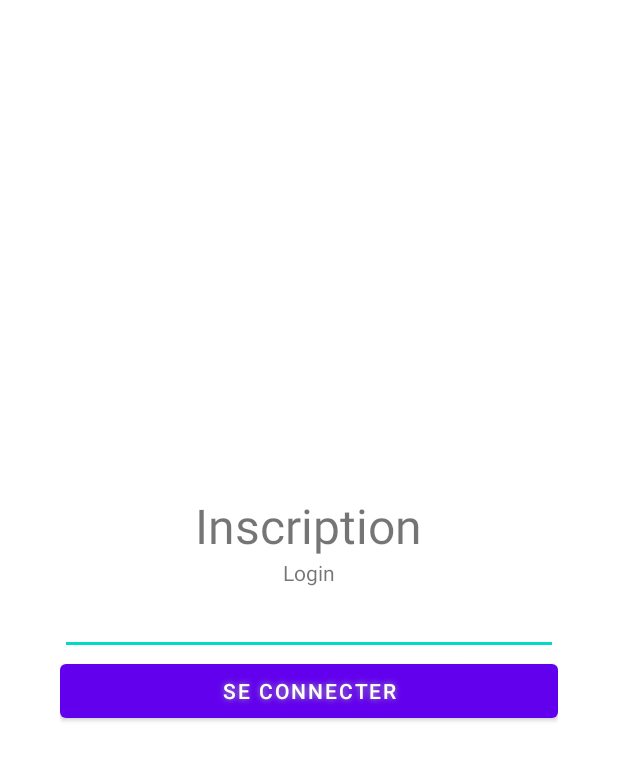
After one commit to JeanPacomeDelmas/SIG_client_android, an Android app: the layout login.xml on its own in the app's theme, with its tools: preview values and no code run, on a phone screen of 412 x 824 dp. The commit adds this screen. Shown: the top 761 px of the screen. Run offline under Robolectric (Android 15) with nearby library versions, the phone set to English and light mode, and no system bars.

Commit message:
Quelques corrections 2

```diff
--- a/Barcode-Reader-master/barcode-reader/src/main/AndroidManifest.xml
+++ b/Barcode-Reader-master/barcode-reader/src/main/AndroidManifest.xml
@@ -7,7 +7,7 @@
     <uses-feature android:name="android.hardware.camera" />
 
     <application>
-        <activity android:name=".BarcodeReaderActivity"></activity>
+        <activity android:name=".BarcodeReaderActivity" />
     </application>
 
 </manifest>
--- /dev/null
+++ b/app/src/main/res/layout/login.xml
@@ -0,0 +1,54 @@
+<?xml version="1.0" encoding="utf-8"?>
+<androidx.constraintlayout.widget.ConstraintLayout xmlns:android="http://schemas.android.com/apk/res/android"
+    xmlns:tools="http://schemas.android.com/tools"
+    android:layout_width="match_parent"
+    android:layout_height="match_parent"
+    xmlns:app="http://schemas.android.com/apk/res-auto">
+
+    <LinearLayout
+        android:layout_width="match_parent"
+        android:layout_height="match_parent"
+        android:orientation="vertical"
+        android:gravity="center"
+        android:paddingHorizontal="40dp">
+
+        <TextView
+            android:layout_width="wrap_content"
+            android:layout_height="wrap_content"
+            android:layout_gravity="center"
+            android:textSize="32sp"
+            android:text="Inscription" />
+
+        <TextView
+            android:layout_width="wrap_content"
+            android:layout_height="wrap_content"
+            android:text="Login" />
+
+        <EditText
+            android:id="@+id/login"
+            android:inputType="textEmailAddress"
+            android:layout_width="match_parent"
+            android:layout_height="wrap_content" />
+
+        <LinearLayout
+            android:id="@+id/linearLayoutPrenom"
+            android:layout_width="match_parent"
+            android:layout_height="wrap_content"
+            android:orientation="vertical"
+            android:gravity="center">
+
+            <Button
+                android:id="@+id/send_request"
+                android:layout_width="match_parent"
+                android:layout_height="wrap_content"
+                android:text="Se connecter"
+                android:onClick="buttonSeConnecter"
+                android:textColor="#FFFFFF"
+                android:shadowColor="#A8A8A8"
+                android:shadowDx="0"
+                android:shadowDy="0"
+                android:shadowRadius="5"
+                android:layout_marginBottom="10dp"/>
+        </LinearLayout>
+    </LinearLayout>
+</androidx.constraintlayout.widget.ConstraintLayout>
--- a/app/src/main/res/values/strings.xml
+++ b/app/src/main/res/values/strings.xml
@@ -2,4 +2,5 @@
     <string name="app_name">SIG_CLIENT</string>
     <string name="navigation_photo">Photo</string>
     <string name="addqrcode">Ajouter un QR code</string>
+    <string name="title_login_activity">Login</string>
 </resources>
```
Also changed, not shown: app/src/main/AndroidManifest.xml (+6 -1 lines), app/src/main/java/com/example/mybat/LoginActivity.java (added, +115 -0 lines), app/src/main/java/com/example/mybat/OpenLayersActivity.java (renamed from app/src/main/java/com/example/mybat/MainActivity.java, +12 -54 lines), app/src/main/res/drawable/border_bottom.xml (deleted, +0 -9 lines).
